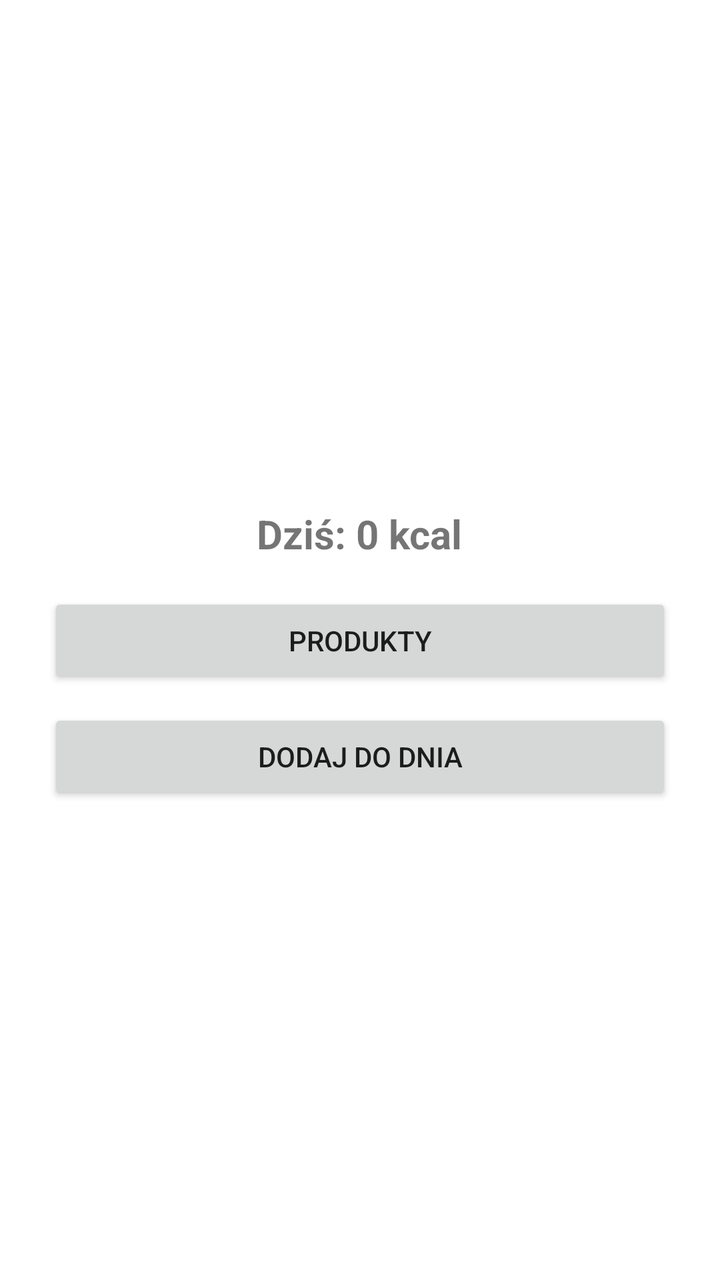
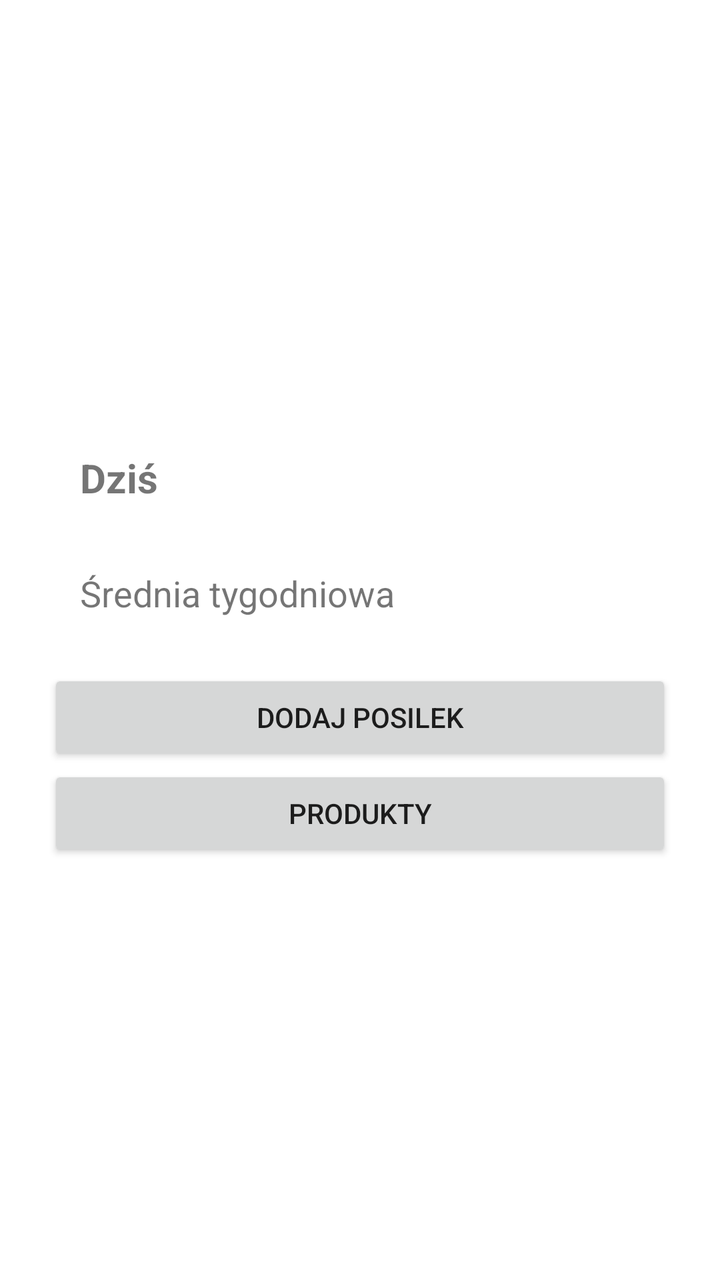

An Android layout rendered at two revisions. The XML below is the earlier revision; the diff shows what the commit changed to produce the second picture.
<!-- AndroidManifest.xml: application theme Theme.Kcaloryfer -->
<!-- res/layout/activity_main.xml -->
<LinearLayout xmlns:android="http://schemas.android.com/apk/res/android"
    android:layout_width="match_parent"
    android:layout_height="match_parent"
    android:orientation="vertical"
    android:gravity="center"
    android:padding="24dp">

    <TextView
        android:id="@+id/summaryText"
        android:layout_width="wrap_content"
        android:layout_height="wrap_content"
        android:text="Dziś: 0 kcal"
        android:textSize="20sp"
        android:textStyle="bold"
        android:padding="16dp"/>

    <Button
        android:id="@+id/settingsButton"
        android:layout_width="match_parent"
        android:layout_height="wrap_content"
        android:text="Produkty"/>

    <Button
        android:id="@+id/addProductButton"
        android:layout_width="match_parent"
        android:layout_height="wrap_content"
        android:text="Dodaj do dnia"
        android:layout_marginTop="10dp"/>

</LinearLayout>
<!-- resources referenced by this layout -->
<resources>
  <style name="Theme.Kcaloryfer" parent="Theme.MaterialComponents.DayNight.DarkActionBar">
          
          <item name="colorPrimary">@color/purple_500</item>
          <item name="colorPrimaryVariant">@color/purple_700</item>
          <item name="colorOnPrimary">@color/white</item>
          
          <item name="colorSecondary">@color/teal_200</item>
          <item name="colorSecondaryVariant">@color/teal_700</item>
          <item name="colorOnSecondary">@color/black</item>
          
          <item name="android:statusBarColor">?attr/colorPrimaryVariant</item>
          
      </style>
  <color name="purple_500">#4CAF50</color>
  <color name="purple_700">#388E3C</color>
  <color name="white">#FFFFFFFF</color>
  <color name="teal_200">#81C784</color>
  <color name="teal_700">#2E7D32</color>
  <color name="black">#FF000000</color>
</resources>

<!-- the commit's change to res/layout/activity_main.xml (unified diff, before → after) -->
@@ -6,25 +6,35 @@
     android:padding="24dp">
 
     <TextView
-        android:id="@+id/summaryText"
-        android:layout_width="wrap_content"
+        android:id="@+id/todaySummaryText"
+        android:layout_width="match_parent"
         android:layout_height="wrap_content"
-        android:text="Dziś: 0 kcal"
+        android:text="Dziś"
         android:textSize="20sp"
         android:textStyle="bold"
-        android:padding="16dp"/>
+        android:padding="16dp" />
+
+    <TextView
+        android:id="@+id/weekSummaryText"
+        android:layout_width="match_parent"
+        android:layout_height="wrap_content"
+        android:text="Średnia tygodniowa"
+        android:textSize="18sp"
+        android:padding="16dp" />
 
     <Button
-        android:id="@+id/settingsButton"
+        android:id="@+id/addMealButton"
+        android:layout_width="match_parent"
+        android:layout_height="wrap_content"
+        android:text="Dodaj posilek"
+        android:layout_marginTop="10dp"/>
+
+    <Button
+        android:id="@+id/productButton"
         android:layout_width="match_parent"
         android:layout_height="wrap_content"
         android:text="Produkty"/>
 
-    <Button
-        android:id="@+id/addProductButton"
-        android:layout_width="match_parent"
-        android:layout_height="wrap_content"
-        android:text="Dodaj do dnia"
-        android:layout_marginTop="10dp"/>
+
 
 </LinearLayout>
<!-- resource entries referenced after the edit -->
@@ -13,11 +13,11 @@
           <item name="android:statusBarColor">?attr/colorPrimaryVariant</item>
           
       </style>
-  <color name="purple_500">#4CAF50</color>
-  <color name="purple_700">#388E3C</color>
+  <color name="purple_500">#84C0DD</color>
+  <color name="purple_700">#5A9BBF</color>
   <color name="white">#FFFFFFFF</color>
-  <color name="teal_200">#81C784</color>
-  <color name="teal_700">#2E7D32</color>
+  <color name="teal_200">#CFEAF5</color>
+  <color name="teal_700">#3F7FA3</color>
   <color name="black">#FF000000</color>
 </resources>
 
